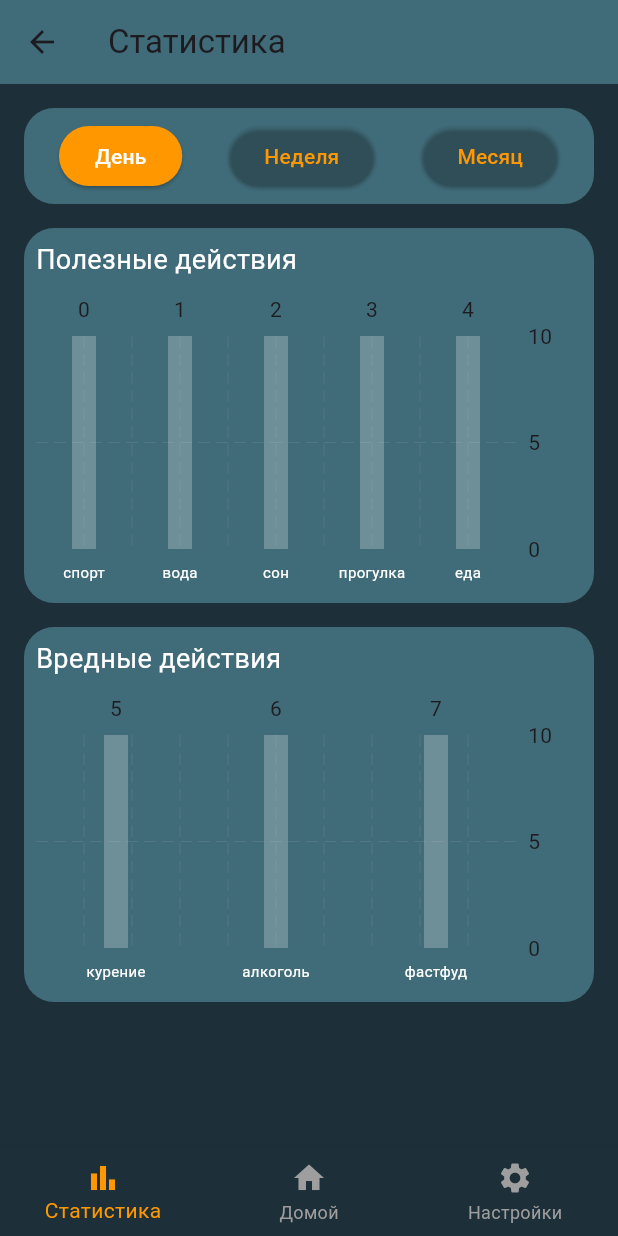
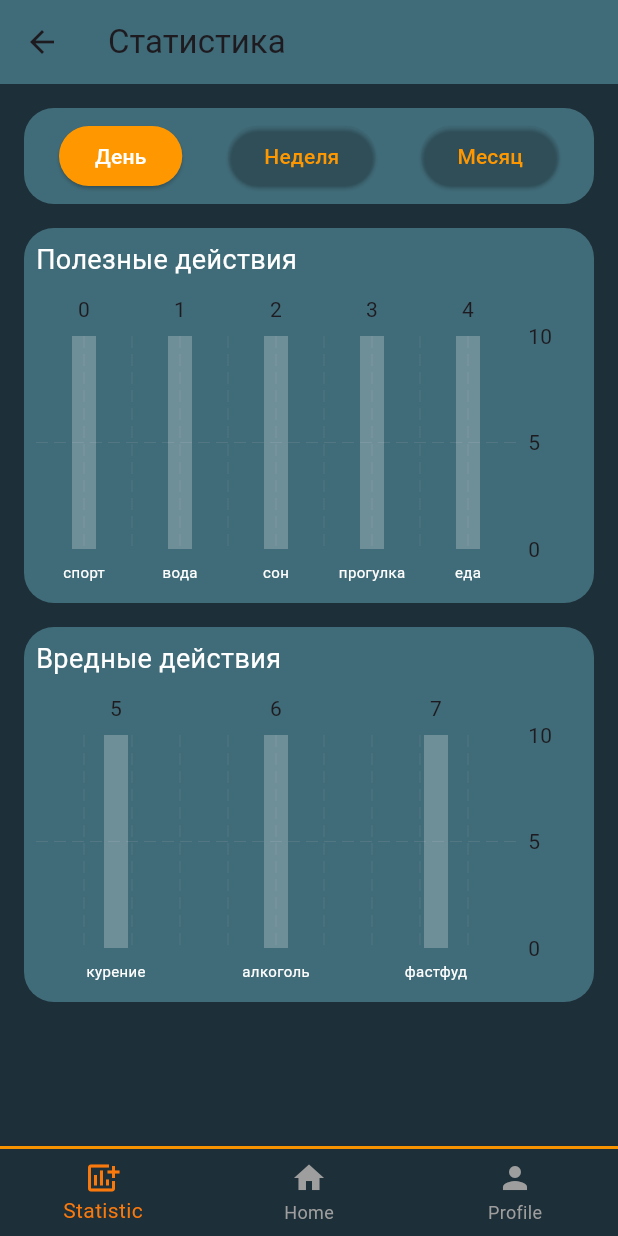
Before and after one commit to Flutter-best-team/Unnamed-Project, a Flutter app: the StatisticsScreen screen opened directly, on a phone screen of 412 x 824 dp. Run offline on Flutter 3.47's test engine with Material 3 defaults, Android fonts, the phone set to English and light mode, and no system bars; drawn by our look-alikes of fl_chart; our stand-ins replace flutter_riverpod, shared_preferences; accounts and stored records are empty; generated files the repository leaves out were written again.

Commit message:
Now the app bar is the same for each screen and navigation is working

```diff
--- a/lib/main.dart
+++ b/lib/main.dart
@@ -1,8 +1,13 @@
 import 'package:flutter/material.dart';
 import 'package:unnamed_project/l10n/l10n.dart';
+
+
 import 'screens/init_screen.dart';
 import 'screens/home_screen.dart';
 import 'screens/registration_screen.dart';
+import 'screens/statistics_screen.dart';
+
+
 import 'package:flutter_riverpod/flutter_riverpod.dart';
 
 import 'package:flutter_localizations/flutter_localizations.dart';
@@ -41,7 +46,8 @@ class KarmaApp extends ConsumerWidget {
       routes: {
         '/home': (context) => const HomeScreen(),
         '/init' : (context) => const InitialScreen(),
-        '/registration' : (context) => const RegistrationScreen()
+        '/registration' : (context) => const RegistrationScreen(),
+        '/statistics' : (context) => const StatisticsScreen()
       },
     );
   }
--- a/lib/screens/home_screen.dart
+++ b/lib/screens/home_screen.dart
@@ -10,7 +10,7 @@ class HomeScreen extends StatefulWidget {
 }
 
 class _HomeScreenState extends State<HomeScreen> {
-  int _selectedIndex = 0;
+  int _selectedIndex = 1;
   double currentProgress = 0.0;
   DateTime currentDate = DateTime.now();
 
@@ -63,10 +63,9 @@ class _HomeScreenState extends State<HomeScreen> {
 
   void _onItemTapped(int index) {
     if (index == 0) {
-      Navigator.push(
-        context,
-        MaterialPageRoute(builder: (context) => const StatisticsScreen()),
-      );
+      Navigator.pushReplacementNamed(
+          context,
+          '/statistics');
     } else if (index == 1) {
       _showAddItemModal(context);
     } else {
--- a/lib/screens/statistics_screen.dart
+++ b/lib/screens/statistics_screen.dart
@@ -6,10 +6,19 @@ class StatisticsScreen extends StatefulWidget {
   const StatisticsScreen({super.key});
 
   @override
-  _StatisticsScreenState createState() => _StatisticsScreenState();
+  State<StatefulWidget> createState() => _StatisticsScreenState();
 }
 
 class _StatisticsScreenState extends State<StatisticsScreen> {
+
+  final int _selectedIndex = 0;
+
+  void _onItemTapped(int index) {
+    if (index == 1) {
+      Navigator.pushReplacementNamed(context, '/home');
+    }
+  }
+
   String _selectedPeriod = 'day';
   Map<String, int> healthyCounts = {
     'sport': 0,
@@ -92,25 +101,36 @@ class _StatisticsScreenState extends State<StatisticsScreen> {
           ],
         ),
       ),
-      bottomNavigationBar: BottomNavigationBar(
+      bottomNavigationBar: Container(
+        decoration: const BoxDecoration(
+          border: Border(
+            top: BorderSide(
+              color: Colors.orange,
+              width: 2.0,
+            ),
+          ),
+        ),
+        child: BottomNavigationBar(
           backgroundColor: const Color.fromRGBO(29, 47, 56, 1),
-        items: const [
+          items: const <BottomNavigationBarItem>[
             BottomNavigationBarItem(
-            icon: Icon(Icons.bar_chart),
-            label: 'Статистика',
+              icon: Icon(Icons.add_chart),
+              label: 'Statistic',
             ),
             BottomNavigationBarItem(
               icon: Icon(Icons.home),
-            label: 'Домой',
+              label: 'Home',
             ),
             BottomNavigationBarItem(
-            icon: Icon(Icons.settings),
-            label: 'Настройки',
+              icon: Icon(Icons.person),
+              label: 'Profile',
             ),
           ],
-        currentIndex: 0,
-        selectedItemColor: Colors.orange,
+          currentIndex: _selectedIndex,
+          selectedItemColor: const Color.fromRGBO(250, 121, 13, 1),
           unselectedItemColor: Colors.grey,
+          onTap: _onItemTapped,
+        ),
       ),
     );
   }
```
Lines whose indentation alone changed are shown as unchanged.
